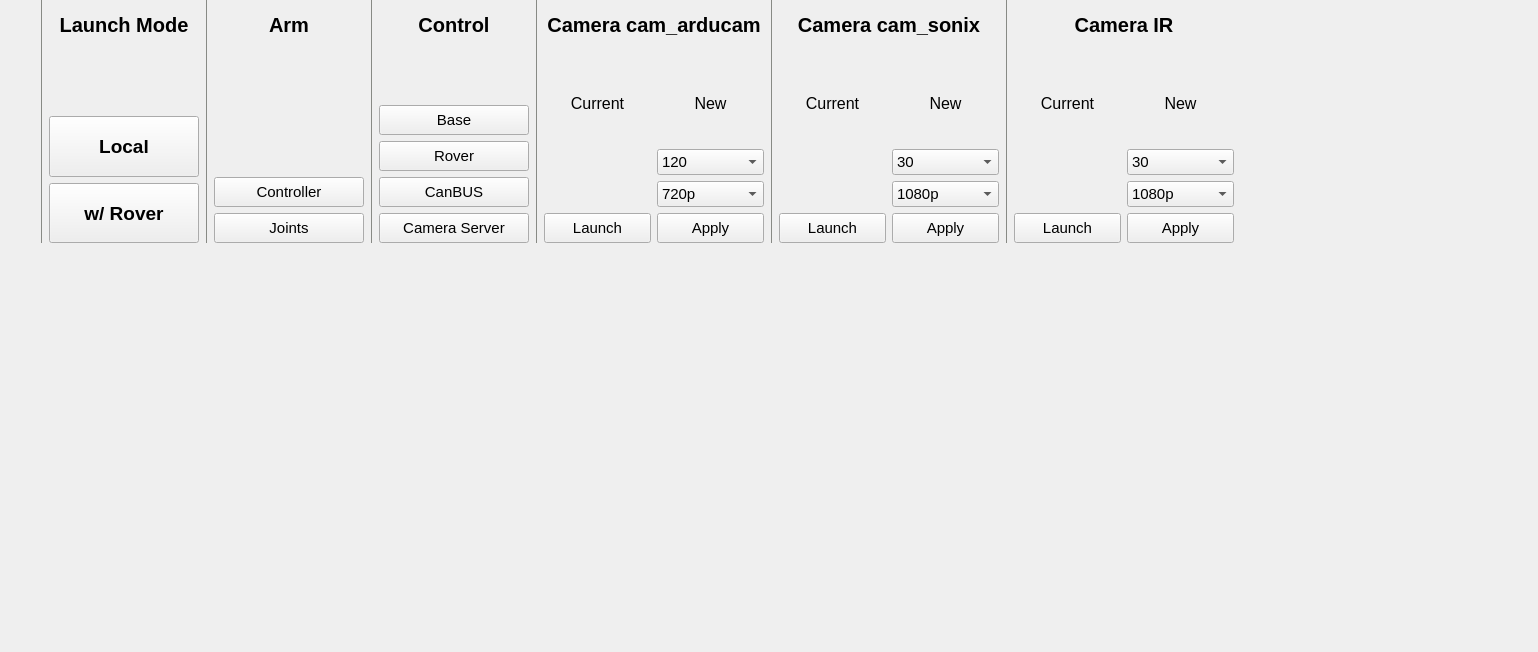
This is rover_launch_control/resource/rover_launch_control.ui in robotique-udes/rover as Qt 5 draws it before an edit. The edited form follows.
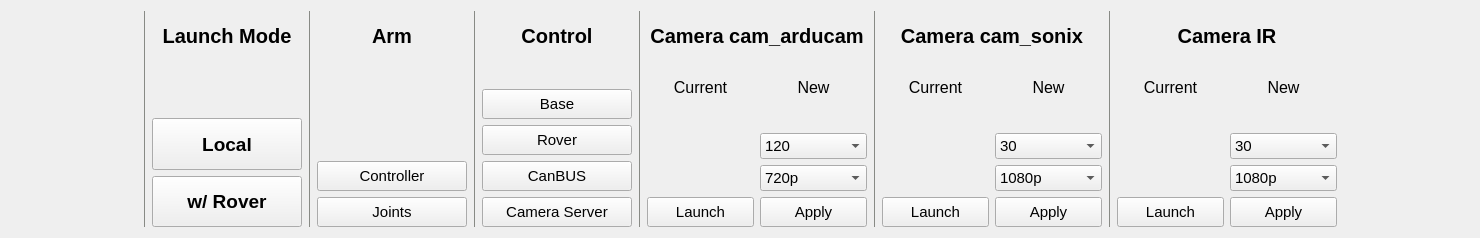
This is the edited form.

The edit to the form file:
```diff
--- a/rover_launch_control/resource/rover_launch_control.ui
+++ b/rover_launch_control/resource/rover_launch_control.ui
@@ -12,14 +12,14 @@
    <rect>
     <x>0</x>
     <y>0</y>
-    <width>1538</width>
-    <height>652</height>
+    <width>1480</width>
+    <height>238</height>
    </rect>
   </property>
   <property name="maximumSize">
    <size>
     <width>10000</width>
-    <height>10000</height>
+    <height>238</height>
    </size>
   </property>
   <property name="font">
@@ -41,7 +41,8 @@
   <property name="styleSheet">
    <string notr="true"/>
   </property>
-  <widget class="QWidget" name="">
+  <layout class="QGridLayout" name="gridLayout_2">
+   <item row="0" column="0">
    <layout class="QVBoxLayout" name="verticalLayout_16">
     <item>
      <layout class="QHBoxLayout" name="horizontalLayout_6">
@@ -2011,7 +2012,8 @@
      </layout>
     </item>
    </layout>
-  </widget>
+   </item>
+  </layout>
  </widget>
  <resources/>
  <connections/>
```
Lines whose indentation alone changed are shown as unchanged.
